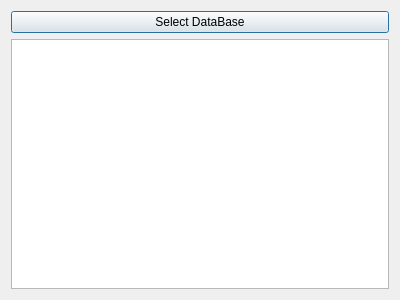
Old version of the form 46169378-qtableview-display-data-in-specific-column-based-on-value-in-other-column/dialog.ui in the repository eyllanesc/stackoverflow.
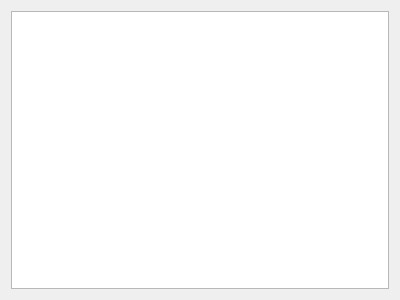
New version of the form.

```diff
--- a/46169378-qtableview-display-data-in-specific-column-based-on-value-in-other-column/dialog.ui
+++ b/46169378-qtableview-display-data-in-specific-column-based-on-value-in-other-column/dialog.ui
@@ -14,17 +14,6 @@
    <string>Dialog</string>
   </property>
   <layout class="QVBoxLayout" name="verticalLayout">
-   <item>
-    <layout class="QHBoxLayout" name="horizontalLayout">
-     <item>
-      <widget class="QPushButton" name="pushButton">
-       <property name="text">
-        <string>Select DataBase</string>
-       </property>
-      </widget>
-     </item>
-    </layout>
-   </item>
    <item>
     <widget class="QTableView" name="tableView"/>
    </item>
```
